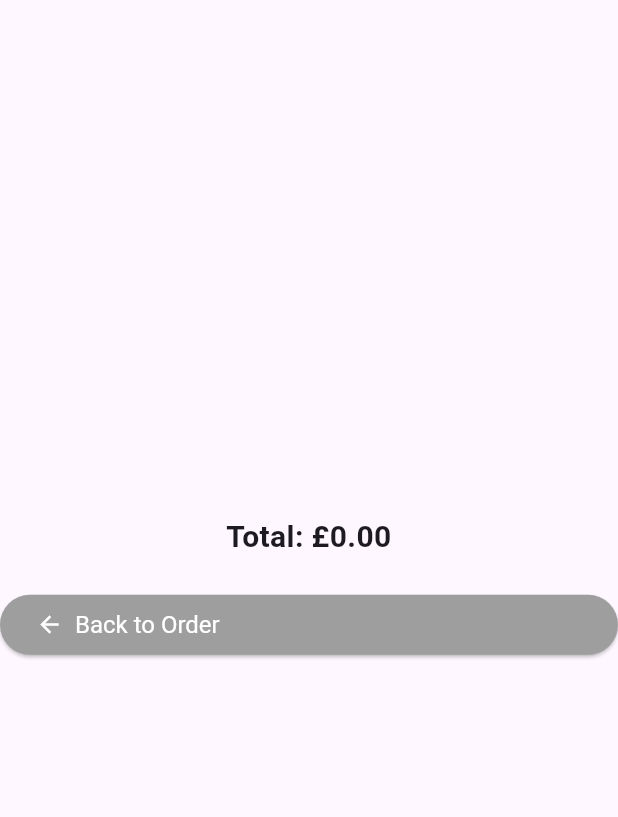
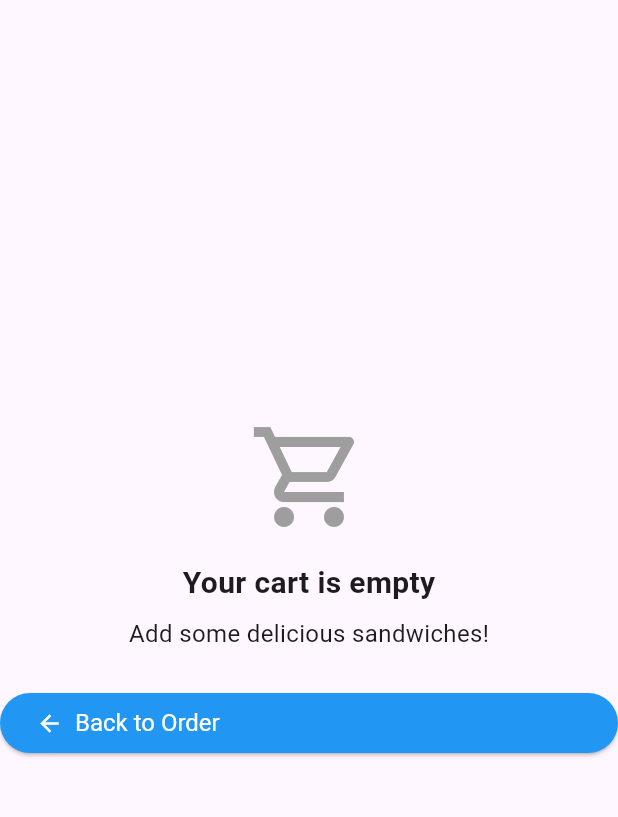
Before and after one commit to Johnahmad341/sandwich_shop, a Flutter app: the CartScreen screen opened directly with empty values, on a phone screen of 412 x 824 dp, the part 72-889 px from its top. Run offline on Flutter 3.47's test engine with Material 3 defaults, Android fonts, the phone set to English and light mode, and no system bars.

Commit message:
Refactor CartScreen to enhance item management and UI responsiveness

```diff
--- a/lib/views/cart_screen.dart
+++ b/lib/views/cart_screen.dart
@@ -3,7 +3,7 @@ import 'package:sandwich_shop/views/app_styles.dart';
 import 'package:sandwich_shop/views/order_screen.dart';
 import 'package:sandwich_shop/models/cart.dart';
 import 'package:sandwich_shop/models/sandwich.dart';
-import 'package:sandwich_shop/repositories/pricing_repository.dart';
+import 'package:sandwich_shop/widgets/cart_item_widget.dart';
 
 class CartScreen extends StatefulWidget {
   final Cart cart;
@@ -21,19 +21,60 @@ class _CartScreenState extends State<CartScreen> {
     Navigator.pop(context);
   }
 
-  String _getSizeText(bool isFootlong) {
-    if (isFootlong) {
-      return 'Footlong';
-    } else {
-      return 'Six-inch';
-    }
+  void _handleQuantityChange(Sandwich sandwich, int newQuantity) {
+    setState(() {
+      widget.cart.setQuantity(sandwich, newQuantity);
+    });
   }
 
-  double _getItemPrice(Sandwich sandwich, int quantity) {
-    final PricingRepository pricingRepository = PricingRepository();
-    return pricingRepository.calculatePrice(
-      quantity: quantity,
-      isFootlong: sandwich.isFootlong,
+  void _handleItemDelete(Sandwich sandwich) {
+    setState(() {
+      widget.cart.removeItem(sandwich);
+    });
+    ScaffoldMessenger.of(context).showSnackBar(
+      const SnackBar(
+        content: Text('Item removed from cart'),
+        duration: Duration(seconds: 2),
+      ),
+    );
+  }
+
+  void _handleItemUpdate(Sandwich oldSandwich, Sandwich newSandwich) {
+    setState(() {
+      widget.cart.updateItem(oldSandwich, newSandwich);
+    });
+  }
+
+  void _showClearCartConfirmation() {
+    showDialog(
+      context: context,
+      builder: (BuildContext context) {
+        return AlertDialog(
+          title: const Text('Clear Cart'),
+          content: const Text('Remove all items from cart?'),
+          actions: [
+            TextButton(
+              onPressed: () => Navigator.of(context).pop(),
+              child: const Text('Cancel'),
+            ),
+            TextButton(
+              onPressed: () {
+                Navigator.of(context).pop();
+                setState(() {
+                  widget.cart.clear();
+                });
+                ScaffoldMessenger.of(context).showSnackBar(
+                  const SnackBar(
+                    content: Text('Cart cleared'),
+                    duration: Duration(seconds: 2),
+                  ),
+                );
+              },
+              child: const Text('Clear'),
+            ),
+          ],
+        );
+      },
     );
   }
 
@@ -52,44 +93,98 @@ class _CartScreenState extends State<CartScreen> {
           'Cart View',
           style: heading1,
         ),
+        actions: widget.cart.isEmpty
+            ? null
+            : [
+                IconButton(
+                  icon: const Icon(Icons.delete_sweep),
+                  onPressed: _showClearCartConfirmation,
+                  tooltip: 'Clear cart',
                 ),
-      body: Center(
-        child: SingleChildScrollView(
+              ],
+      ),
+      body: widget.cart.isEmpty
+          ? Center(
               child: Column(
-            crossAxisAlignment: CrossAxisAlignment.stretch,
+                mainAxisAlignment: MainAxisAlignment.center,
                 children: [
-              const SizedBox(height: 20),
-              for (MapEntry<Sandwich, int> entry in widget.cart.items.entries)
-                Column(
-                  children: [
-                    Text(entry.key.name, style: heading2),
-                    Text(
-                      '${_getSizeText(entry.key.isFootlong)} on ${entry.key.breadType.name} bread',
+                  const Icon(
+                    Icons.shopping_cart_outlined,
+                    size: 80,
+                    color: Colors.grey,
+                  ),
+                  const SizedBox(height: 16),
+                  const Text(
+                    'Your cart is empty',
+                    style: heading2,
+                  ),
+                  const SizedBox(height: 8),
+                  const Text(
+                    'Add some delicious sandwiches!',
                     style: normalText,
                   ),
-                    Text(
-                      'Qty: ${entry.value} - £${_getItemPrice(entry.key, entry.value).toStringAsFixed(2)}',
-                      style: normalText,
+                  const SizedBox(height: 24),
+                  StyledButton(
+                    onPressed: _goBack,
+                    icon: Icons.arrow_back,
+                    label: 'Back to Order',
+                    backgroundColor: Colors.blue,
                   ),
-                    const SizedBox(height: 20),
                 ],
               ),
+            )
+          : Column(
+              children: [
+                Expanded(
+                  child: ListView(
+                    children: [
+                      const SizedBox(height: 8),
+                      for (MapEntry<Sandwich, int> entry
+                          in widget.cart.items.entries)
+                        CartItemWidget(
+                          sandwich: entry.key,
+                          quantity: entry.value,
+                          onDelete: () => _handleItemDelete(entry.key),
+                          onQuantityChanged: (newQty) =>
+                              _handleQuantityChange(entry.key, newQty),
+                          onItemUpdated: (newSandwich) =>
+                              _handleItemUpdate(entry.key, newSandwich),
+                        ),
+                      const SizedBox(height: 16),
+                    ],
+                  ),
+                ),
+                Container(
+                  padding: const EdgeInsets.all(16),
+                  decoration: BoxDecoration(
+                    color: Colors.grey[100],
+                    border: Border(
+                      top: BorderSide(color: Colors.grey[300]!),
+                    ),
+                  ),
+                  child: Column(
+                    children: [
+                      Row(
+                        mainAxisAlignment: MainAxisAlignment.spaceBetween,
+                        children: [
+                          const Text('Total:', style: heading2),
                           Text(
-                'Total: £${widget.cart.totalPrice.toStringAsFixed(2)}',
-                style: heading2,
-                textAlign: TextAlign.center,
+                            '£${widget.cart.totalPrice.toStringAsFixed(2)}',
+                            style: heading2.copyWith(color: Colors.green),
                           ),
-              const SizedBox(height: 20),
+                        ],
+                      ),
+                      const SizedBox(height: 16),
                       StyledButton(
                         onPressed: _goBack,
                         icon: Icons.arrow_back,
                         label: 'Back to Order',
                         backgroundColor: Colors.grey,
                       ),
-              const SizedBox(height: 20),
                     ],
                   ),
                 ),
+              ],
             ),
     );
   }
```
Lines whose indentation alone changed are shown as unchanged.
